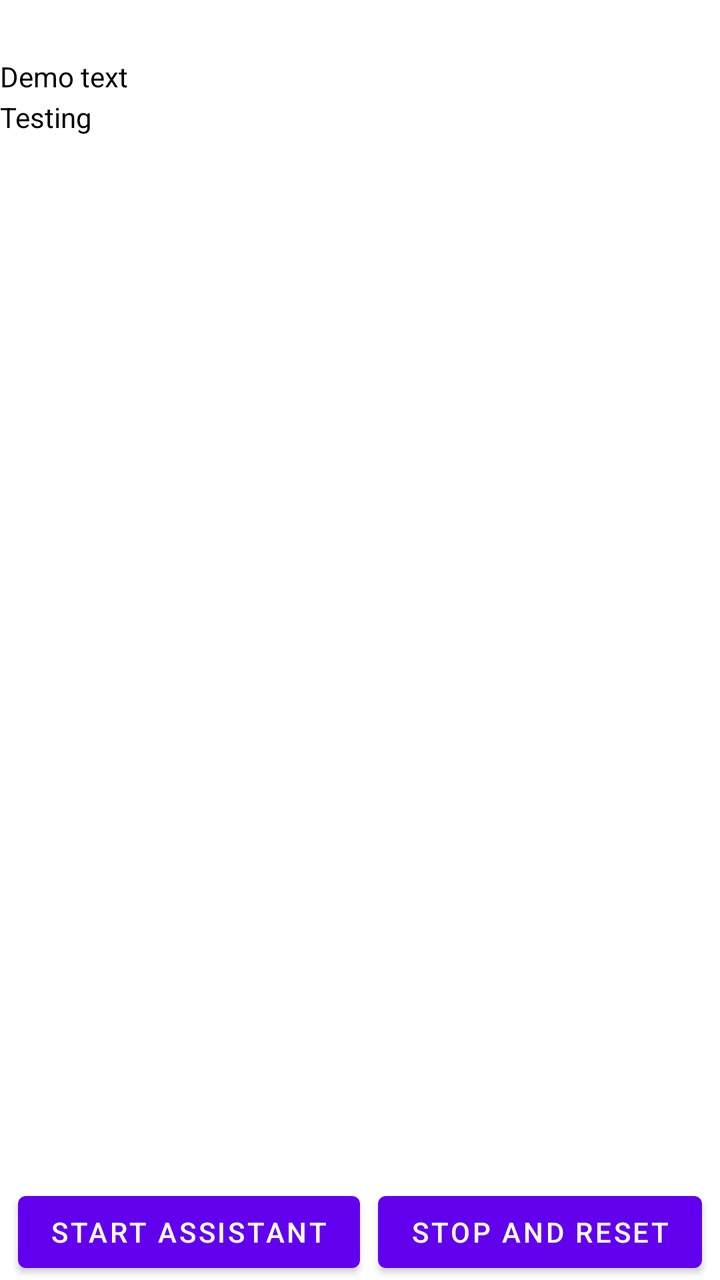
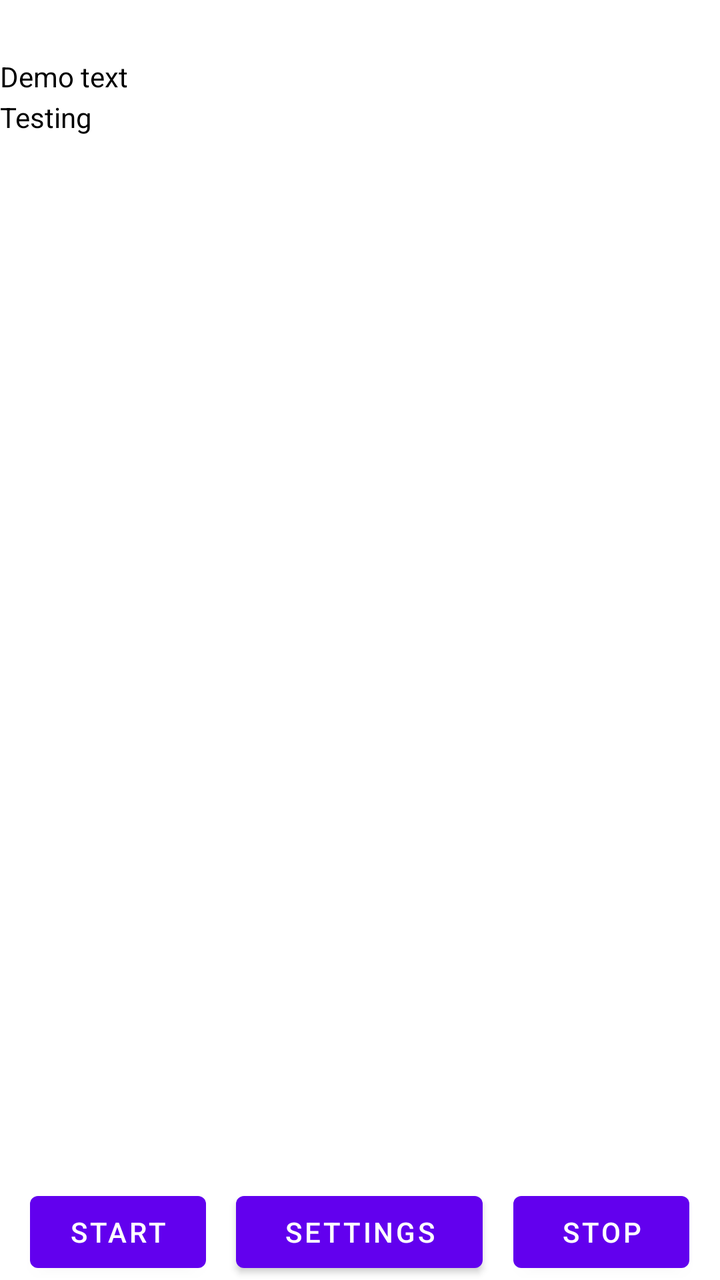

Screens rendered from an Android XML layout before and after an edit, with the pre-edit source and the edit as a unified diff.
<!-- AndroidManifest.xml: application theme Theme.SapphireAssistantFramework -->
<!-- res/layout/core_activity.xml -->
<?xml version="1.0" encoding="utf-8"?>
<FrameLayout xmlns:android="http://schemas.android.com/apk/res/android"
    xmlns:app="http://schemas.android.com/apk/res-auto"
    xmlns:tools="http://schemas.android.com/tools"
    android:id="@+id/box_insert_layout"
    android:layout_width="match_parent"
    android:layout_height="match_parent"
    android:background="@color/white"
    android:padding="@dimen/box_inset_layout_padding">

    <LinearLayout
        android:layout_width="match_parent"
        android:layout_height="match_parent"
        android:orientation="vertical">

        <Space
            android:layout_width="match_parent"
            android:layout_height="match_parent"
            android:layout_weight="8"
            android:background="#000000"
            android:visibility="visible" />

        <HorizontalScrollView
            android:id="@+id/scrollView3"
            android:layout_width="wrap_content"
            android:layout_height="match_parent"
            android:layout_weight="1"
            android:isScrollContainer="true"
            android:scrollbars="horizontal|vertical">
            <ScrollView
                android:id="@+id/verticalScrollView"
                android:layout_width="match_parent"
                android:layout_height="wrap_content">
                <TextView
                    android:id="@+id/textView"
                    android:layout_width="wrap_content"
                    android:layout_height="wrap_content"
                    android:ellipsize="end"
                    android:hyphenationFrequency="none"
                    android:isScrollContainer="true"
                    android:lineSpacingExtra="4sp"
                    android:scrollbars="horizontal|vertical"
                    android:singleLine="false"
                    android:text="Demo text \nTesting"
                    android:textColor="@color/black"
                    android:visibility="visible"
                    tools:visibility="visible" />
            </ScrollView>
        </HorizontalScrollView>

        <LinearLayout
            android:layout_width="match_parent"
            android:layout_height="wrap_content"
            android:layout_weight="0"
            android:orientation="horizontal">

            <Space
                android:layout_width="wrap_content"
                android:layout_height="wrap_content"
                android:layout_weight="1" />

            <Button
                android:id="@+id/record"
                android:layout_width="wrap_content"
                android:layout_height="wrap_content"
                android:onClick="startCoreService"
                android:text="Start Assistant" />

            <Space
                android:layout_width="wrap_content"
                android:layout_height="wrap_content"
                android:layout_weight="1" />

            <Button
                android:id="@+id/button3"
                android:layout_width="wrap_content"
                android:layout_height="wrap_content"
                android:onClick="reset"
                android:text="Stop and Reset" />

            <Space
                android:layout_width="wrap_content"
                android:layout_height="wrap_content"
                android:layout_weight="1" />
        </LinearLayout>
    </LinearLayout>
</FrameLayout>
<!-- resources referenced by this layout -->
<resources>
  <color name="black">#FF000000</color>
  <color name="white">#FFFFFFFF</color>
  <dimen name="box_inset_layout_padding">0dp</dimen>
  <style name="Theme.SapphireAssistantFramework" parent="Theme.MaterialComponents.DayNight.DarkActionBar">
          
          <item name="colorPrimary">@color/purple_500</item>
          <item name="colorPrimaryVariant">@color/purple_700</item>
          <item name="colorOnPrimary">@color/white</item>
          
          <item name="colorSecondary">@color/teal_200</item>
          <item name="colorSecondaryVariant">@color/teal_700</item>
          <item name="colorOnSecondary">@color/black</item>
          
          <item name="android:statusBarColor" tools:targetApi="l">?attr/colorPrimaryVariant</item>
          
      </style>
  <color name="purple_500">#FF6200EE</color>
  <color name="purple_700">#FF3700B3</color>
  <color name="teal_200">#FF03DAC5</color>
  <color name="teal_700">#FF018786</color>
</resources>

<!-- the commit's change to res/layout/core_activity.xml (unified diff, before → after) -->
@@ -60,11 +60,11 @@
                 android:layout_weight="1" />
 
             <Button
-                android:id="@+id/record"
+                android:id="@+id/start"
                 android:layout_width="wrap_content"
                 android:layout_height="wrap_content"
                 android:onClick="startCoreService"
-                android:text="Start Assistant" />
+                android:text="Start" />
 
             <Space
                 android:layout_width="wrap_content"
@@ -72,16 +72,30 @@
                 android:layout_weight="1" />
 
             <Button
-                android:id="@+id/button3"
+                android:id="@+id/settingsButton"
                 android:layout_width="wrap_content"
                 android:layout_height="wrap_content"
-                android:onClick="reset"
-                android:text="Stop and Reset" />
+                android:layout_weight="1"
+                android:onClick="switchToSettings"
+                android:text="Settings" />
 
             <Space
                 android:layout_width="wrap_content"
                 android:layout_height="wrap_content"
                 android:layout_weight="1" />
+
+            <Button
+                android:id="@+id/stop"
+                android:layout_width="wrap_content"
+                android:layout_height="wrap_content"
+                android:onClick="reset"
+                android:text="Stop" />
+
+            <Space
+                android:layout_width="wrap_content"
+                android:layout_height="wrap_content"
+                android:layout_weight="1" />
+
         </LinearLayout>
     </LinearLayout>
 </FrameLayout>
